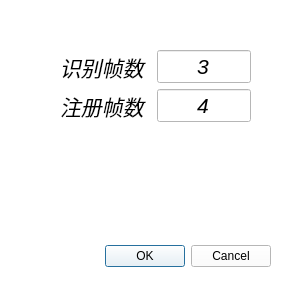
Old version of the form UI/sys_option.ui in the repository ApplauseWow/FRASI_Manager.
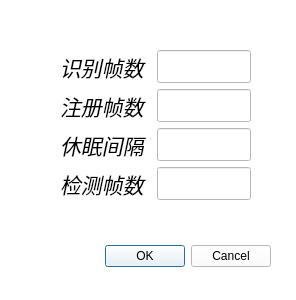
New version of the form.

Commit message: update-sys option UI done

The edit to the form file:
```diff
--- a/UI/sys_option.ui
+++ b/UI/sys_option.ui
@@ -38,7 +38,7 @@
      <x>60</x>
      <y>50</y>
      <width>191</width>
-     <height>81</height>
+     <height>194</height>
     </rect>
    </property>
    <layout class="QFormLayout" name="formLayout">
@@ -55,6 +55,22 @@
       </property>
      </widget>
     </item>
+    <item row="0" column="1">
+     <widget class="QLineEdit" name="recognition_count">
+      <property name="font">
+       <font>
+        <pointsize>16</pointsize>
+        <italic>true</italic>
+       </font>
+      </property>
+      <property name="text">
+       <string/>
+      </property>
+      <property name="alignment">
+       <set>Qt::AlignCenter</set>
+      </property>
+     </widget>
+    </item>
     <item row="1" column="0">
      <widget class="QLabel" name="label_2">
       <property name="font">
@@ -77,15 +93,15 @@
        </font>
       </property>
       <property name="text">
-       <string>4</string>
+       <string/>
       </property>
       <property name="alignment">
        <set>Qt::AlignCenter</set>
       </property>
      </widget>
     </item>
-    <item row="0" column="1">
-     <widget class="QLineEdit" name="recognition_count">
+    <item row="2" column="0">
+     <widget class="QLabel" name="label_3">
       <property name="font">
        <font>
         <pointsize>16</pointsize>
@@ -93,7 +109,49 @@
        </font>
       </property>
       <property name="text">
-       <string>3</string>
+       <string>休眠间隔</string>
+      </property>
+     </widget>
+    </item>
+    <item row="2" column="1">
+     <widget class="QLineEdit" name="interval">
+      <property name="font">
+       <font>
+        <pointsize>16</pointsize>
+        <italic>true</italic>
+       </font>
+      </property>
+      <property name="text">
+       <string/>
+      </property>
+      <property name="alignment">
+       <set>Qt::AlignCenter</set>
+      </property>
+     </widget>
+    </item>
+    <item row="3" column="0">
+     <widget class="QLabel" name="label_4">
+      <property name="font">
+       <font>
+        <pointsize>16</pointsize>
+        <italic>true</italic>
+       </font>
+      </property>
+      <property name="text">
+       <string>检测帧数</string>
+      </property>
+     </widget>
+    </item>
+    <item row="3" column="1">
+     <widget class="QLineEdit" name="detect_coint">
+      <property name="font">
+       <font>
+        <pointsize>16</pointsize>
+        <italic>true</italic>
+       </font>
+      </property>
+      <property name="text">
+       <string/>
       </property>
       <property name="alignment">
        <set>Qt::AlignCenter</set>
```
The commit also changes 19 other files.
